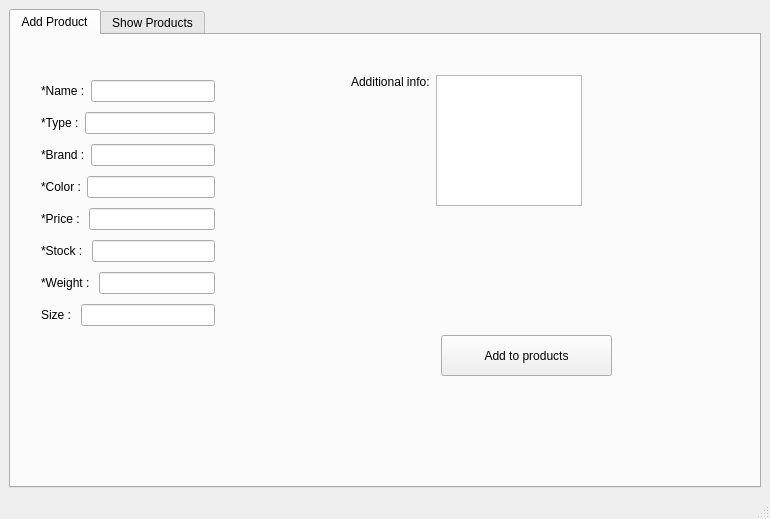
Above: AP/costumer_ui.ui from AP-projects-4001/Guys before the change. Below: the same form after it.
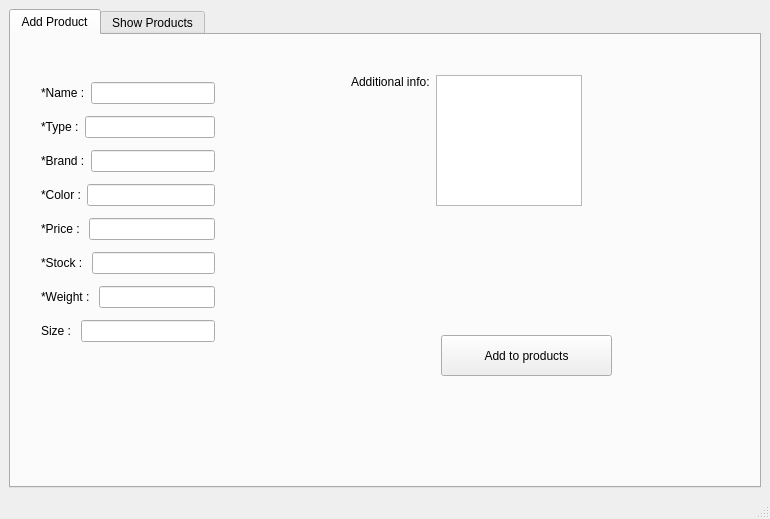
That is the form after the change.

What changed in the file:
```diff
--- a/AP/costumer_ui.ui
+++ b/AP/costumer_ui.ui
@@ -40,7 +40,7 @@
          <string>Add to products</string>
         </property>
        </widget>
-       <widget class="QWidget" name="">
+       <widget class="QWidget" name="layoutWidget">
         <property name="geometry">
          <rect>
           <x>340</x>
@@ -79,13 +79,13 @@
          </item>
         </layout>
        </widget>
-       <widget class="QWidget" name="">
+       <widget class="QWidget" name="layoutWidget">
         <property name="geometry">
          <rect>
           <x>30</x>
           <y>41</y>
           <width>174</width>
-          <height>260</height>
+          <height>275</height>
          </rect>
         </property>
         <layout class="QVBoxLayout" name="verticalLayout">
```
Left out of the diff: 8 changed lines with no effect on the pictures.
